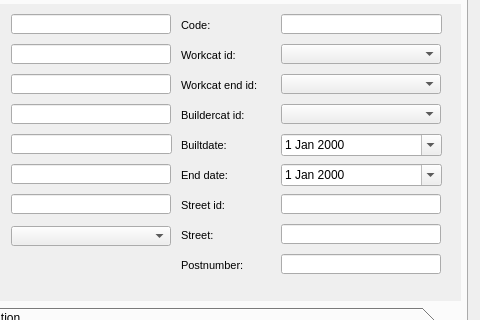
This is ui/ud_man_gully.ui in Giswater/giswater_qgis_plugin as Qt 5 draws it before an edit; both pictures show x 124 to 604 and y 134 to 454 of the 604 by 635 pixel window. The edited form follows.
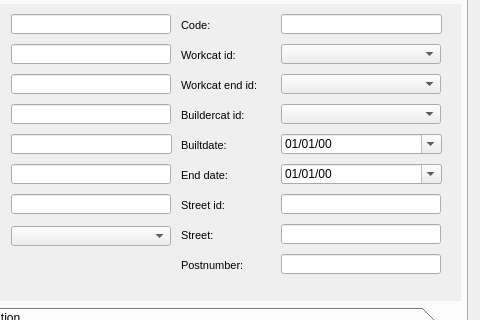
This is the edited form. Icons and pictures are not drawn. Custom widgets are drawn as their Qt base class.

Patch:
```diff
--- a/ui/ud_man_gully.ui
+++ b/ui/ud_man_gully.ui
@@ -465,19 +465,6 @@
          <number>3</number>
         </property>
        </widget>
-       <widget class="QDateEdit" name="builtdate">
-        <property name="geometry">
-         <rect>
-          <x>380</x>
-          <y>130</y>
-          <width>161</width>
-          <height>22</height>
-         </rect>
-        </property>
-        <property name="calendarPopup">
-         <bool>true</bool>
-        </property>
-       </widget>
        <widget class="QComboBox" name="workcat_id_end">
         <property name="geometry">
          <rect>
@@ -945,19 +932,6 @@
          <number>3</number>
         </property>
        </widget>
-       <widget class="QDateEdit" name="end_date">
-        <property name="geometry">
-         <rect>
-          <x>380</x>
-          <y>160</y>
-          <width>161</width>
-          <height>22</height>
-         </rect>
-        </property>
-        <property name="calendarPopup">
-         <bool>true</bool>
-        </property>
-       </widget>
        <widget class="QLineEdit" name="postnumber">
         <property name="geometry">
          <rect>
@@ -1233,6 +1207,44 @@
          <bool>true</bool>
         </property>
        </widget>
+       <widget class="QgsDateTimeEdit" name="end_date">
+        <property name="geometry">
+         <rect>
+          <x>380</x>
+          <y>160</y>
+          <width>161</width>
+          <height>20</height>
+         </rect>
+        </property>
+        <property name="displayFormat">
+         <string>dd/MM/yy</string>
+        </property>
+        <property name="calendarPopup">
+         <bool>true</bool>
+        </property>
+        <property name="allowNull" stdset="0">
+         <bool>true</bool>
+        </property>
+       </widget>
+       <widget class="QgsDateTimeEdit" name="builtdate">
+        <property name="geometry">
+         <rect>
+          <x>380</x>
+          <y>130</y>
+          <width>161</width>
+          <height>20</height>
+         </rect>
+        </property>
+        <property name="displayFormat">
+         <string>dd/MM/yy</string>
+        </property>
+        <property name="calendarPopup">
+         <bool>true</bool>
+        </property>
+        <property name="allowNull" stdset="0">
+         <bool>true</bool>
+        </property>
+       </widget>
       </widget>
       <widget class="QWidget" name="page_14">
        <property name="geometry">
@@ -2756,6 +2768,13 @@
    </property>
   </action>
  </widget>
+ <customwidgets>
+  <customwidget>
+   <class>QgsDateTimeEdit</class>
+   <extends>QDateTimeEdit</extends>
+   <header>qgsdatetimeedit.h</header>
+  </customwidget>
+ </customwidgets>
  <resources/>
  <connections/>
 </ui>
```
